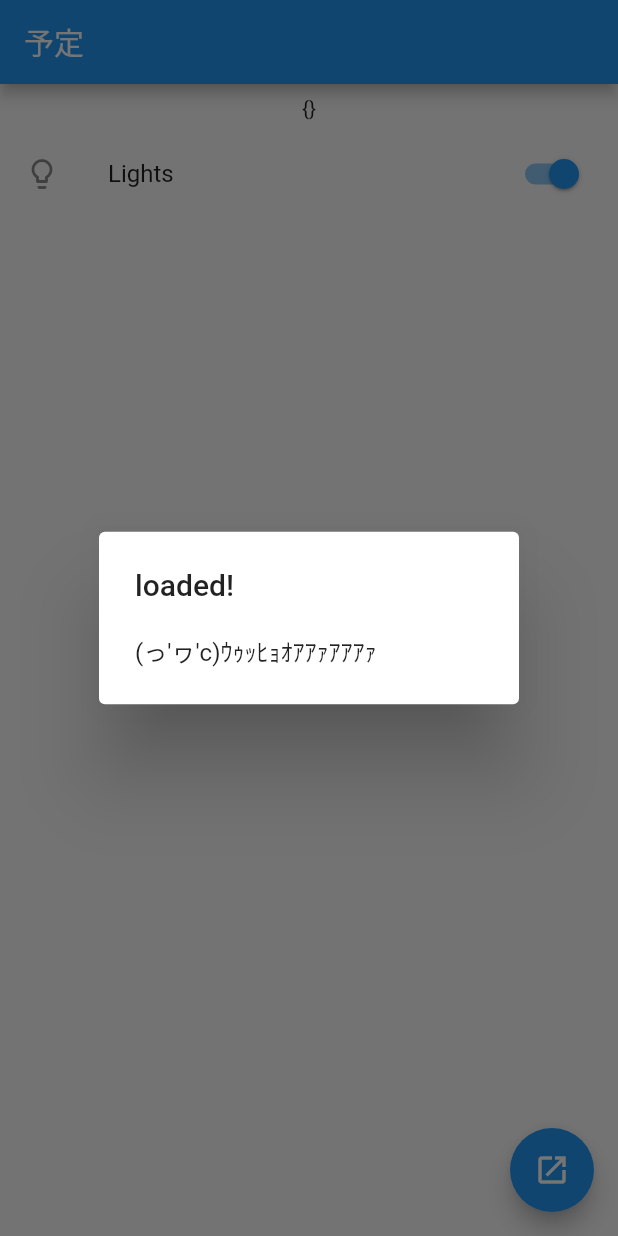
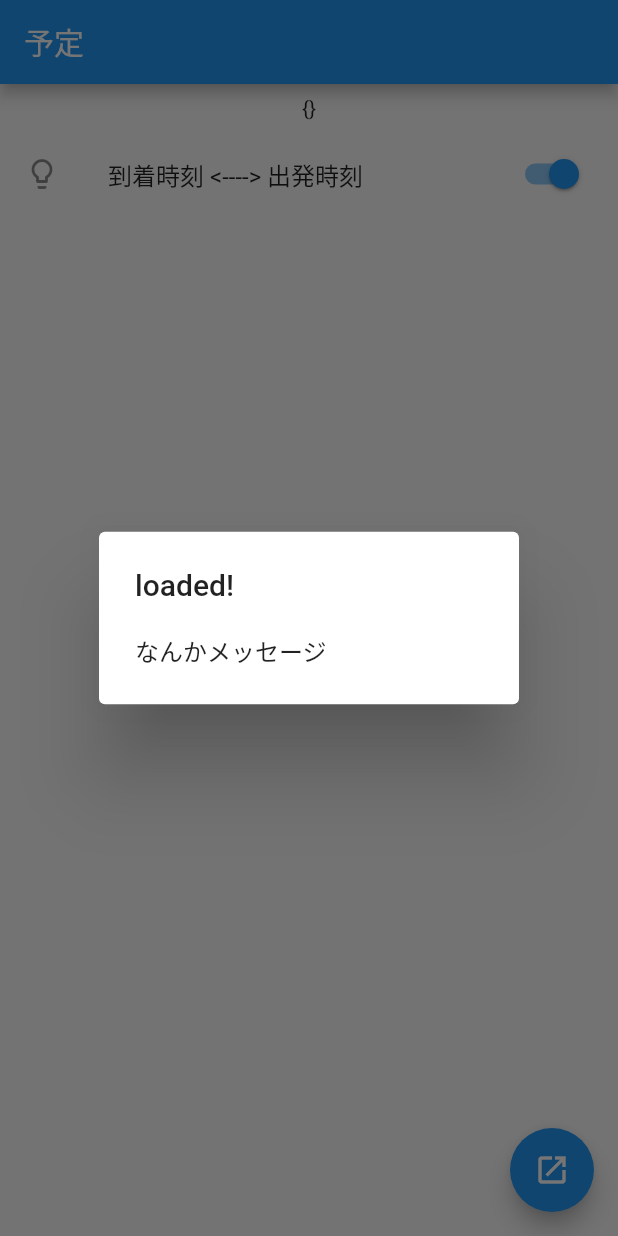
Before and after one commit to GawinGowin/flutter_scheduler, a Flutter app: the Schedule screen opened directly, after a tap on the "open in new" icon, on a phone screen of 412 x 824 dp. Run offline on Flutter 3.47's test engine with Material 2 defaults, Android fonts, the phone set to English and light mode, and no system bars; our stand-ins replace flutter_riverpod, yaml.

Commit message:
update switch

```diff
--- a/lib/pageSchedule.dart
+++ b/lib/pageSchedule.dart
@@ -104,9 +104,9 @@ class _ScheduleState extends State<Schedule> {
             ),
 
             SwitchListTile(
-              title: const Text('Lights'),
+              title: const Text('到着時刻 <----> 出発時刻'),
               value: arrivalOrDeparture,
-              onChanged: (bool value){setState(() {arrivalOrDeparture = value; print(arrivalOrDeparture);});},
+              onChanged: (bool value){setState(() {arrivalOrDeparture = value; print("arrivalOrDeparture: $arrivalOrDeparture");});},
               secondary: const Icon(Icons.lightbulb_outline),
             )
           ],
@@ -121,7 +121,7 @@ class _ScheduleState extends State<Schedule> {
               context: context,
               builder: (BuildContext context) => AlertDialog(
                 title: Text("loaded!"),
-                content: Text("(っ'ヮ'c)ｳｩｯﾋｮｵｱｱｧｱｱｱｧ"),
+                content: Text("なんかメッセージ"),
               )
           );
         },
```
